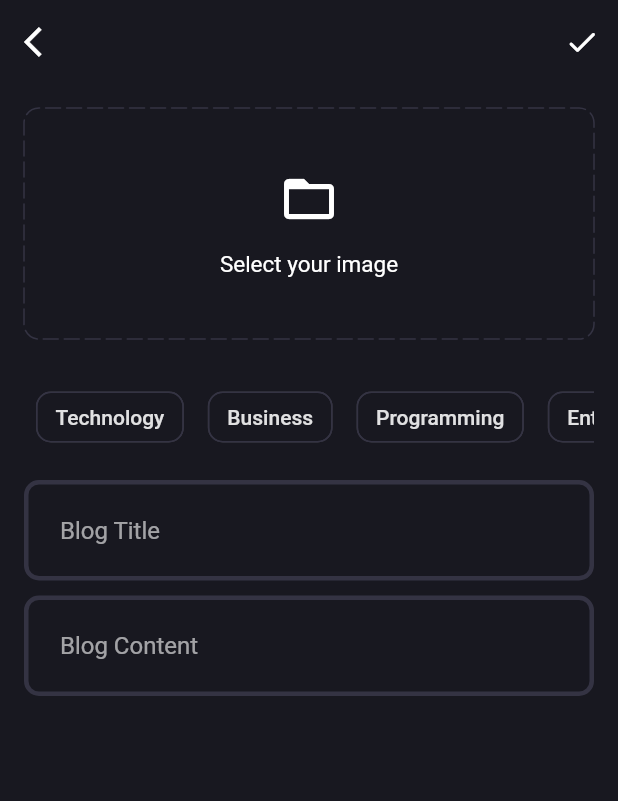
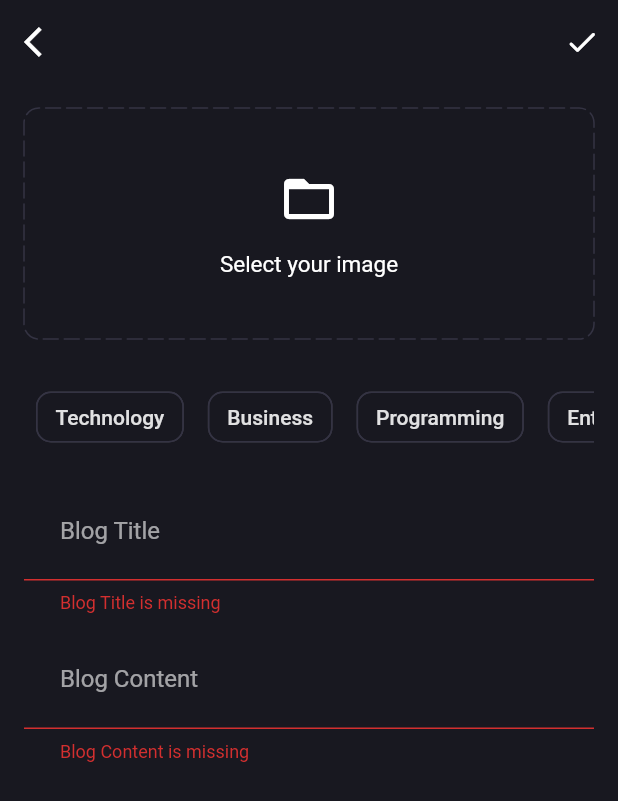
Before and after one commit to AhmedSlman/Blogger, a Flutter app: the AddNewBlogPage screen opened by its route, after a tap on the "done" icon, on a phone screen of 412 x 824 dp. Shown: the top 801 px of the screen. Run offline on Flutter 3.47's test engine with Material 2 defaults, Android fonts, the phone set to English and light mode, and no system bars; drawn by our look-alikes of dotted_border; our stand-ins replace flutter_bloc, fpdart, get_it, go_router, image_picker, supabase_flutter; accounts and stored records are empty.

Commit message:
uploadin blog

```diff
--- a/lib/core/routes/app_router.dart
+++ b/lib/core/routes/app_router.dart
@@ -3,7 +3,6 @@ import 'package:blogger/core/routes/router_names.dart';
 import 'package:blogger/features/auth/presentation/pages/login_page.dart';
 import 'package:blogger/features/auth/presentation/pages/sign_up_page.dart';
 import 'package:blogger/features/blog/presentation/pages/add_new_blog_page.dart';
-import 'package:flutter/material.dart';
 import 'package:flutter_bloc/flutter_bloc.dart';
 import 'package:go_router/go_router.dart';
 
--- /dev/null
+++ b/lib/features/blog/data/datasources/blog_remote_data_source.dart
@@ -0,0 +1,45 @@
+import 'dart:io';
+
+import 'package:blogger/core/error/exeption.dart';
+import 'package:blogger/features/blog/data/model/blog_model.dart';
+import 'package:supabase_flutter/supabase_flutter.dart';
+
+abstract interface class BlogRemoteDataSource {
+  Future<BlogModel> uploadBlog(BlogModel blog);
+  Future<String> uploadBlogImage({
+    required File image,
+    required BlogModel blog,
+  });
+}
+
+class BlogRemoteDataSourceImple implements BlogRemoteDataSource {
+  final SupabaseClient supabaseClient;
+
+  BlogRemoteDataSourceImple(this.supabaseClient);
+  @override
+  Future<BlogModel> uploadBlog(BlogModel blog) async {
+    try {
+      final blogData =
+          await supabaseClient.from("blogs").insert(blog.toJson()).select();
+      return BlogModel.fromJson(blogData.first);
+    } catch (e) {
+      throw ServerException(e.toString());
+    }
+  }
+
+  @override
+  Future<String> uploadBlogImage({
+    required File image,
+    required BlogModel blog,
+  }) async {
+    try {
+      await supabaseClient.storage.from('blog_images').upload(
+            blog.id,
+            image,
+          );
+      return supabaseClient.storage.from('blog_images').getPublicUrl(blog.id);
+    } catch (e) {
+      throw ServerException(e.toString());
+    }
+  }
+}
--- /dev/null
+++ b/lib/features/blog/domain/entities/blog_entity.dart
@@ -0,0 +1,19 @@
+// ignore_for_file: public_member_api_docs, sort_constructors_first
+class Blog {
+  final String id;
+  final String posterId;
+  final String title;
+  final String content;
+  final String imageUrl;
+  final List<String> topics;
+  final DateTime updatedAt;
+  Blog({
+    required this.id,
+    required this.posterId,
+    required this.title,
+    required this.content,
+    required this.imageUrl,
+    required this.topics,
+    required this.updatedAt,
+  });
+}
--- /dev/null
+++ b/lib/features/blog/domain/repository/blog_repository.dart
@@ -0,0 +1,15 @@
+import 'dart:io';
+
+import 'package:blogger/core/error/failure.dart';
+import 'package:blogger/features/blog/domain/entities/blog_entity.dart';
+import 'package:fpdart/fpdart.dart';
+
+abstract interface class BlogRepository {
+  Future<Either<Failure, Blog>> uploadBlog({
+    required File image,
+    required String title,
+    required String content,
+    required String posterId,
+    required List<String> topics,
+  });
+}
--- /dev/null
+++ b/lib/features/blog/domain/usecase/uploade_blog.dart
@@ -0,0 +1,39 @@
+import 'dart:io';
+
+import 'package:blogger/core/error/failure.dart';
+import 'package:blogger/core/usecase/use_case.dart';
+import 'package:blogger/features/blog/domain/entities/blog_entity.dart';
+import 'package:blogger/features/blog/domain/repository/blog_repository.dart';
+import 'package:fpdart/fpdart.dart';
+
+class UploadBlog implements UseCase<Blog, UploadBlogParams> {
+  final BlogRepository blogRepository;
+
+  UploadBlog(this.blogRepository);
+  @override
+  Future<Either<Failure, Blog>> call(UploadBlogParams params) async {
+    return blogRepository.uploadBlog(
+      image: params.image,
+      title: params.title,
+      content: params.content,
+      posterId: params.posterId,
+      topics: params.topic,
+    );
+  }
+}
+
+class UploadBlogParams {
+  final String posterId;
+  final String title;
+  final String content;
+  final File image;
+  final List<String> topic;
+
+  UploadBlogParams({
+    required this.posterId,
+    required this.title,
+    required this.content,
+    required this.image,
+    required this.topic,
+  });
+}
--- /dev/null
+++ b/lib/features/blog/presentation/bloc/blog_event.dart
@@ -0,0 +1,20 @@
+part of 'blog_bloc.dart';
+
+@immutable
+sealed class BlogEvent {}
+
+final class BlogUpload extends BlogEvent {
+  final String posterId;
+  final String title;
+  final String content;
+  final File image;
+  final List<String> topic;
+
+  BlogUpload({
+    required this.posterId,
+    required this.title,
+    required this.content,
+    required this.image,
+    required this.topic,
+  });
+}
--- a/lib/features/blog/presentation/pages/add_new_blog_page.dart
+++ b/lib/features/blog/presentation/pages/add_new_blog_page.dart
@@ -5,7 +5,7 @@ import 'package:blogger/core/routes/router_names.dart';
 import 'package:blogger/features/blog/presentation/widgets/blog_editor.dart';
 import 'package:flutter/material.dart';
 
-import '../widgets/topic_sroll_widget.dart';
+import '../../../../core/utils/app_colors.dart';
 import '../widgets/select_image_widget.dart';
 
 class AddNewBlogPage extends StatefulWidget {
@@ -18,6 +18,9 @@ class AddNewBlogPage extends StatefulWidget {
 class _AddNewBlogPageState extends State<AddNewBlogPage> {
   final titleController = TextEditingController();
   final contentController = TextEditingController();
+  final formKey = GlobalKey<FormState>();
+  List<String> selectedTopics = [];
+
   @override
   void dispose() {
     super.dispose();
@@ -37,7 +40,10 @@ class _AddNewBlogPageState extends State<AddNewBlogPage> {
         ),
         actions: [
           IconButton(
-            onPressed: () {},
+            onPressed: () {
+              if (formKey.currentState!.validate() &&
+                  selectedTopics.isNotEmpty) {}
+            },
             icon: const Icon(Icons.done_rounded),
           )
         ],
@@ -49,8 +55,50 @@ class _AddNewBlogPageState extends State<AddNewBlogPage> {
             children: [
               const SelectImageWidget(),
               const SizedBox(height: 20),
-              const TopicsScrollWidget(),
+              SingleChildScrollView(
+                scrollDirection: Axis.horizontal,
+                child: Row(
+                    children: [
+                  'Technology',
+                  'Business',
+                  'Programming',
+                  'Entertainment',
+                ]
+                        .map(
+                          (e) => Padding(
+                            padding: const EdgeInsets.all(8.0),
+                            child: GestureDetector(
+                              onTap: () {
+                                if (selectedTopics.contains(e)) {
+                                  selectedTopics.remove(e);
+                                } else {
+                                  selectedTopics.add(e);
+                                }
+                                setState(() {});
+                              },
+                              child: Chip(
+                                backgroundColor: selectedTopics.contains(e)
+                                    ? AppColors.gradient1
+                                    : null,
+                                label: Text(e),
+                                shape: RoundedRectangleBorder(
+                                    borderRadius: BorderRadius.circular(10)),
+                                side: selectedTopics.contains(e)
+                                    ? null
+                                    : const BorderSide(
+                                        color: AppColors.borderColor,
+                                      ),
+                              ),
+                            ),
+                          ),
+                        )
+                        .toList()),
+              ),
               const SizedBox(height: 10),
+              Form(
+                key: formKey,
+                child: Column(
+                  children: [
                     BlogEditorTextFormField(
                       controller: titleController,
                       hintText: 'Blog Title',
@@ -64,6 +112,9 @@ class _AddNewBlogPageState extends State<AddNewBlogPage> {
                   ],
                 ),
               ),
+            ],
+          ),
+        ),
       ),
     );
   }
--- a/lib/features/blog/presentation/widgets/blog_editor.dart
+++ b/lib/features/blog/presentation/widgets/blog_editor.dart
@@ -16,6 +16,12 @@ class BlogEditorTextFormField extends StatelessWidget {
         hintText: hintText,
       ),
       maxLines: null,
+      validator: (value) {
+        if (value!.isEmpty) {
+          return "$hintText is missing";
+        }
+        return null;
+      },
     );
   }
 }
--- a/lib/features/blog/presentation/widgets/select_image_widget.dart
+++ b/lib/features/blog/presentation/widgets/select_image_widget.dart
@@ -47,7 +47,6 @@ class _SelectImageWidgetState extends State<SelectImageWidget> {
           : GestureDetector(
               onTap: () {
                 selectImage();
-                print("wwwwwwwwwwwwwwwwwwwwwwwww");
               },
               child: DottedBorder(
                 color: AppColors.borderColor,
--- a/lib/features/blog/presentation/widgets/topic_sroll_widget.dart
+++ b/lib/features/blog/presentation/widgets/topic_sroll_widget.dart
@@ -1,62 +1,64 @@
-// ignore_for_file: must_be_immutable
+// // ignore_for_file: must_be_immutable
 
-import 'package:flutter/material.dart';
+// import 'package:flutter/material.dart';
 
-import '../../../../core/utils/app_colors.dart';
+// import '../../../../core/utils/app_colors.dart';
 
-class TopicsScrollWidget extends StatefulWidget {
-  const TopicsScrollWidget({
-    super.key,
-  });
+// class TopicsScrollWidget extends StatefulWidget {
+//   const TopicsScrollWidget({
 
-  @override
-  State<TopicsScrollWidget> createState() => _TopicsScrollWidgetState();
-}
+//     super.key,
 
-class _TopicsScrollWidgetState extends State<TopicsScrollWidget> {
-  List<String> selectedTopics = [];
+//   });
 
-  @override
-  Widget build(BuildContext context) {
-    return SingleChildScrollView(
-      scrollDirection: Axis.horizontal,
-      child: Row(
-          children: [
-        'Technology',
-        'Business',
-        'Programming',
-        'Entertainment',
-      ]
-              .map(
-                (e) => Padding(
-                  padding: const EdgeInsets.all(8.0),
-                  child: GestureDetector(
-                    onTap: () {
-                      if (selectedTopics.contains(e)) {
-                        selectedTopics.remove(e);
-                      } else {
-                        selectedTopics.add(e);
-                      }
-                      setState(() {});
-                      print(selectedTopics);
-                    },
-                    child: Chip(
-                      backgroundColor: selectedTopics.contains(e)
-                          ? AppColors.gradient1
-                          : null,
-                      label: Text(e),
-                      shape: RoundedRectangleBorder(
-                          borderRadius: BorderRadius.circular(10)),
-                      side: selectedTopics.contains(e)
-                          ? null
-                          : const BorderSide(
-                              color: AppColors.borderColor,
-                            ),
-                    ),
-                  ),
-                ),
-              )
-              .toList()),
-    );
-  }
-}
+//   @override
+//   State<TopicsScrollWidget> createState() => _TopicsScrollWidgetState();
+
+// }
+
+// class _TopicsScrollWidgetState extends State<TopicsScrollWidget> {
+//   List<String> selectedTopics = [];
+
+//   @override
+//   Widget build(BuildContext context) {
+//     return SingleChildScrollView(
+//       scrollDirection: Axis.horizontal,
+//       child: Row(
+//           children: [
+//         'Technology',
+//         'Business',
+//         'Programming',
+//         'Entertainment',
+//       ]
+//               .map(
+//                 (e) => Padding(
+//                   padding: const EdgeInsets.all(8.0),
+//                   child: GestureDetector(
+//                     onTap: () {
+//                       if (selectedTopics.contains(e)) {
+//                         selectedTopics.remove(e);
+//                       } else {
+//                         selectedTopics.add(e);
+//                       }
+//                       setState(() {});
+//                     },
+//                     child: Chip(
+//                       backgroundColor: selectedTopics.contains(e)
+//                           ? AppColors.gradient1
+//                           : null,
+//                       label: Text(e),
+//                       shape: RoundedRectangleBorder(
+//                           borderRadius: BorderRadius.circular(10)),
+//                       side: selectedTopics.contains(e)
+//                           ? null
+//                           : const BorderSide(
+//                               color: AppColors.borderColor,
+//                             ),
+//                     ),
+//                   ),
+//                 ),
+//               )
+//               .toList()),
+//     );
+//   }
+// }
--- a/lib/main.dart
+++ b/lib/main.dart
@@ -2,6 +2,7 @@ import 'package:blogger/core/commen/cubits/appUserCubit/app_user_cubit.dart';
 import 'package:blogger/core/routes/app_router.dart';
 import 'package:blogger/core/theme/theme.dart';
 import 'package:blogger/features/auth/presentation/bloc/auth_bloc.dart';
+import 'package:blogger/features/blog/presentation/bloc/blog_bloc.dart';
 import 'package:blogger/init_dependencies.dart';
 import 'package:flutter/material.dart';
 import 'package:flutter_bloc/flutter_bloc.dart';
@@ -16,6 +17,9 @@ void main() async {
       ),
       BlocProvider(
         create: (_) => serviceLocator<AuthBloc>(),
+      ),
+      BlocProvider(
+        create: (_) => serviceLocator<BlogBloc>(),
       ),
     ],
     child: const MyApp(),
--- a/pubspec.yaml
+++ b/pubspec.yaml
@@ -39,6 +39,7 @@ dependencies:
   image_picker: ^1.0.7
   shared_preferences: ^2.2.2
   supabase_flutter: ^2.3.4
+  uuid: ^4.0.0
 
 dev_dependencies:
   flutter_lints: ^2.0.0
```
Also changed, not shown: lib/features/blog/data/model/blog_model.dart (added, +59 -0 lines), lib/features/blog/data/repository/blog_repository_imple.dart (added, +48 -0 lines), lib/features/blog/presentation/bloc/blog_bloc.dart (added, +35 -0 lines), lib/features/blog/presentation/bloc/blog_state.dart (added, +16 -0 lines), lib/init_dependencies.dart (+30 -0 lines), pubspec.lock. Lines whose indentation alone changed are shown as unchanged.
